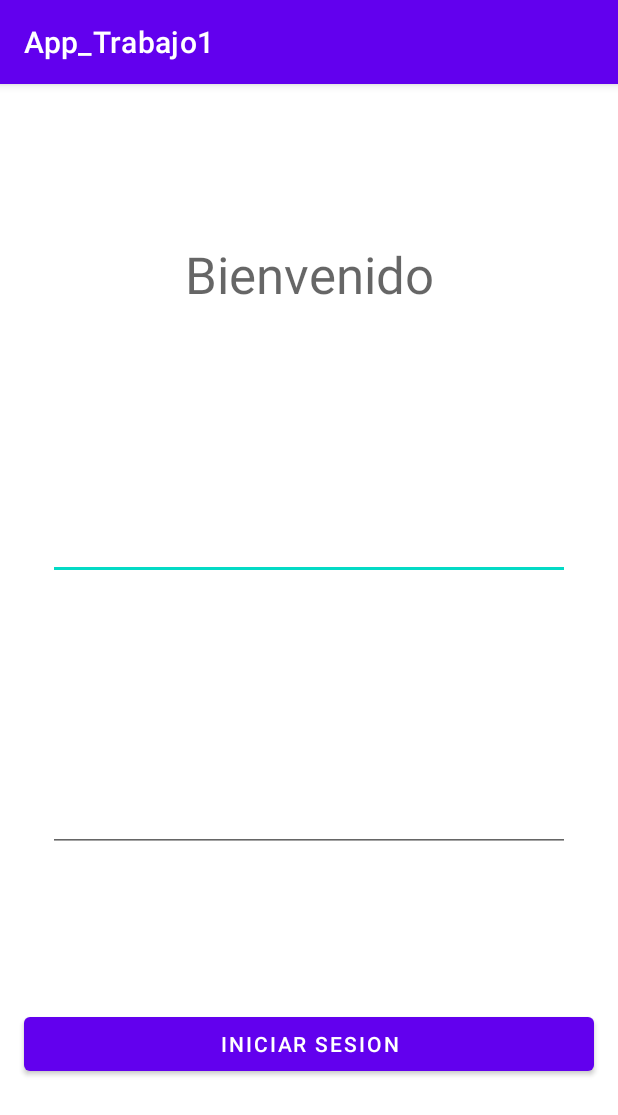
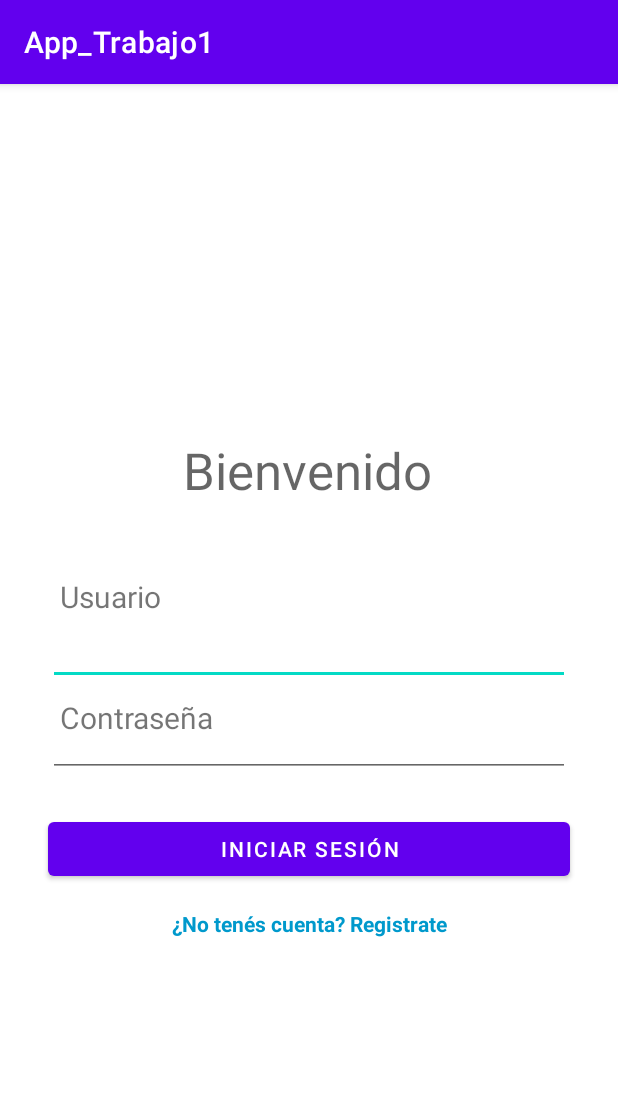
Before and after one commit to RodrigoCapreDev/Grupo5_AplicacionesMoviles, an Android app: the screen it shows after launch (MainActivity), on a phone screen of 412 x 824 dp. Shown: the top 1115 px of the screen. Run offline under Robolectric (Android 15) with nearby library versions, the phone set to English and light mode, and no system bars.

Commit message:
Crea primera pantalla

```diff
--- a/TP1/app/src/main/res/layout/activity_main.xml
+++ b/TP1/app/src/main/res/layout/activity_main.xml
@@ -9,56 +9,97 @@
         android:id="@+id/tvTitle"
         android:layout_width="wrap_content"
         android:layout_height="wrap_content"
+        android:layout_marginBottom="24dp"
         android:text="Bienvenido"
         android:textAppearance="@style/TextAppearance.AppCompat.Display1"
-        app:layout_constraintBottom_toTopOf="@+id/etEmail"
+        app:layout_constraintBottom_toTopOf="@+id/tvUserLabel"
         app:layout_constraintEnd_toEndOf="parent"
-        app:layout_constraintHorizontal_bias="0.5"
+        app:layout_constraintHorizontal_bias="0.497"
         app:layout_constraintStart_toStartOf="parent"
-        app:layout_constraintTop_toTopOf="parent" />
+        app:layout_constraintTop_toTopOf="parent"
+        app:layout_constraintVertical_chainStyle="packed" />
 
     <EditText
         android:id="@+id/etEmail"
         android:layout_width="0dp"
         android:layout_height="wrap_content"
         android:layout_marginStart="32dp"
-        android:layout_marginTop="32dp"
         android:layout_marginEnd="32dp"
         android:layout_marginBottom="16dp"
         android:ems="10"
         android:inputType="textEmailAddress"
         app:layout_constraintBottom_toTopOf="@+id/etPassword"
         app:layout_constraintEnd_toEndOf="parent"
-        app:layout_constraintHorizontal_bias="0.5"
         app:layout_constraintStart_toStartOf="parent"
-        app:layout_constraintTop_toBottomOf="@+id/tvTitle"
-        app:layout_constraintVertical_bias="0.0" />
+        app:layout_constraintTop_toBottomOf="@+id/tvUserLabel" />
 
     <EditText
         android:id="@+id/etPassword"
         android:layout_width="0dp"
         android:layout_height="wrap_content"
         android:layout_marginStart="32dp"
-        android:layout_marginTop="16dp"
         android:layout_marginEnd="32dp"
+        android:layout_marginBottom="24dp"
         android:ems="10"
         android:inputType="textPassword"
+        app:layout_constraintTop_toBottomOf="@+id/etEmail"
         app:layout_constraintBottom_toTopOf="@+id/btnLogin"
-        app:layout_constraintEnd_toEndOf="parent"
-        app:layout_constraintHorizontal_bias="0.5"
         app:layout_constraintStart_toStartOf="parent"
-        app:layout_constraintTop_toBottomOf="@+id/etEmail" />
+        app:layout_constraintEnd_toEndOf="parent"/>
 
     <Button
         android:id="@+id/btnLogin"
         android:layout_width="0dp"
         android:layout_height="wrap_content"
-        android:layout_marginStart="16dp"
-        android:layout_marginEnd="16dp"
-        android:text="Iniciar Sesion"
+        android:layout_marginStart="32dp"
+        android:layout_marginEnd="32dp"
+        android:text="Iniciar Sesión"
+        app:layout_constraintTop_toBottomOf="@+id/etPassword"
         app:layout_constraintBottom_toBottomOf="parent"
+        app:layout_constraintStart_toStartOf="parent"
+        app:layout_constraintEnd_toEndOf="parent"/>
+
+    <TextView
+        android:id="@+id/tvRegister"
+        android:layout_width="wrap_content"
+        android:layout_height="wrap_content"
+        android:text="¿No tenés cuenta? Registrate"
+        android:textColor="@android:color/holo_blue_dark"
+        android:textStyle="bold"
+        android:layout_marginTop="16dp"
+        app:layout_constraintTop_toBottomOf="@+id/btnLogin"
+        app:layout_constraintStart_toStartOf="parent"
         app:layout_constraintEnd_toEndOf="parent"
-        app:layout_constraintHorizontal_bias="0.5"
+        />
+
+    <TextView
+        android:id="@+id/tvUserLabel"
+        android:layout_width="0dp"
+        android:layout_height="wrap_content"
+        android:layout_marginStart="40dp"
+        android:layout_marginTop="24dp"
+        android:layout_marginEnd="40dp"
+        android:text="Usuario"
+        android:textSize="20sp"
+        app:layout_constraintBottom_toTopOf="@+id/etEmail"
+        app:layout_constraintEnd_toEndOf="parent"
         app:layout_constraintStart_toStartOf="parent"
-        app:layout_constraintTop_toBottomOf="@+id/etPassword" />
+        app:layout_constraintTop_toBottomOf="@+id/tvTitle" />
+
+    <TextView
+        android:id="@+id/tvUserLabel2"
+        android:layout_width="0dp"
+        android:layout_height="wrap_content"
+        android:layout_marginStart="40dp"
+        android:layout_marginTop="16dp"
+        android:layout_marginEnd="40dp"
+        android:text="Contraseña"
+        android:textSize="20sp"
+        app:layout_constraintBottom_toTopOf="@+id/etPassword"
+        app:layout_constraintEnd_toEndOf="parent"
+        app:layout_constraintHorizontal_bias="0.0"
+        app:layout_constraintStart_toStartOf="parent"
+        app:layout_constraintTop_toBottomOf="@+id/etEmail"
+        app:layout_constraintVertical_bias="0.271" />
+
 </androidx.constraintlayout.widget.ConstraintLayout>
```
